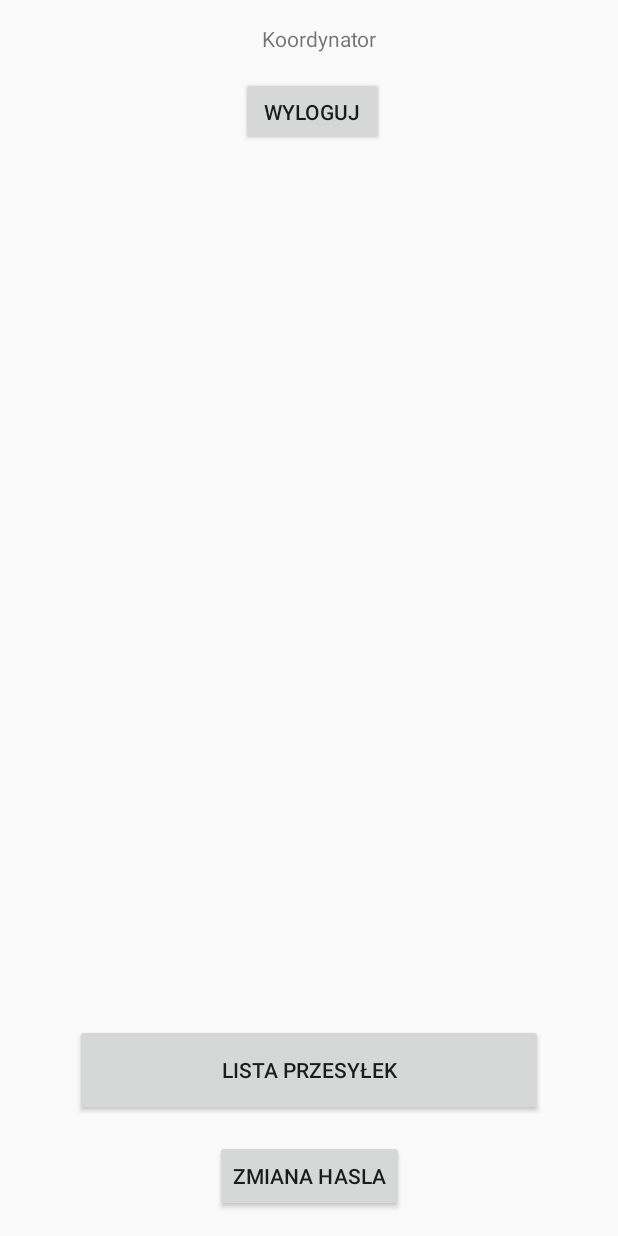
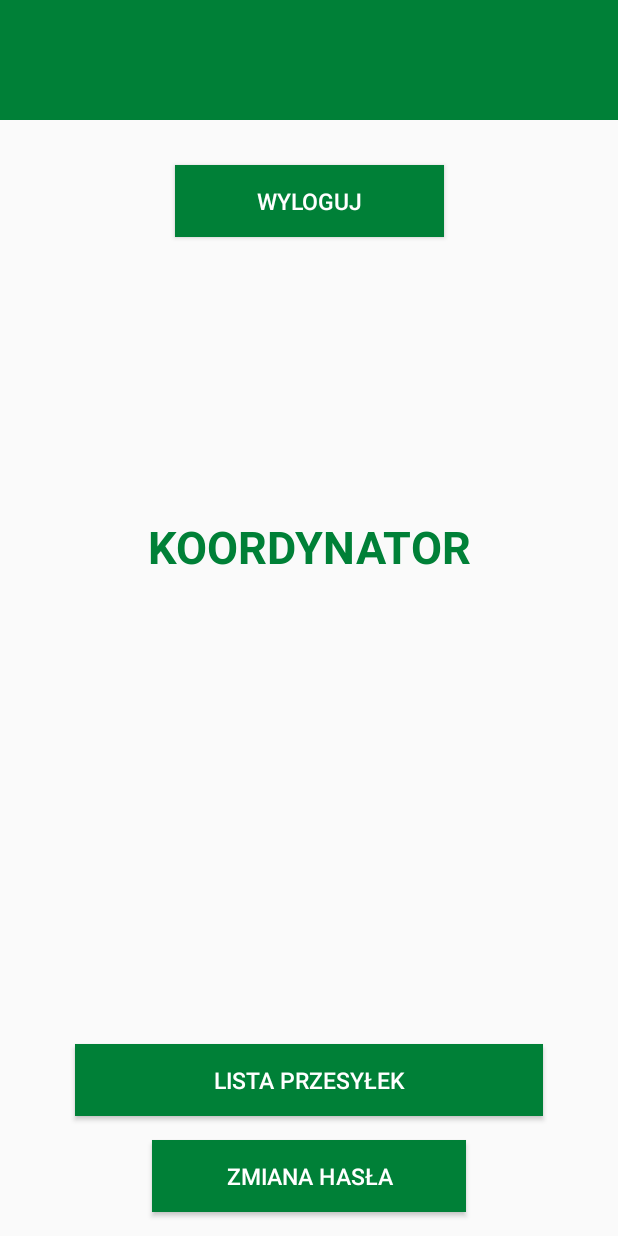
Before and after one commit to Shvistak-Solutions/ParcelDelivery, an Android app: the CoordinatorActivity screen opened directly, with no data from a screen before it, on a phone screen of 412 x 824 dp. Run offline under Robolectric (Android 15) with nearby library versions, the phone set to English and light mode, and no system bars.

Commit message:
Forgot password and main coordinator activity design + small fixes

```diff
--- a/ParcelDelivery/app/src/main/java/com/example/ParcelDelivery/ui/password_reset/ForgotPasswordActivity.java
+++ b/ParcelDelivery/app/src/main/java/com/example/ParcelDelivery/ui/password_reset/ForgotPasswordActivity.java
@@ -41,7 +41,7 @@ public class ForgotPasswordActivity extends AppCompatActivity {
         newPasswordSign = (TextView)findViewById(R.id.ID_NEW_PASSWORD_TEXT);
         newPasswordSign.setVisibility(View.INVISIBLE);
         note = (TextView)findViewById(R.id.ID_NOTE);
-        note.setText("Po podaniu prawidlowego adresu email i kliknieciu klawisza resetujacego haslo zostanie wygenerowany nowy kod");
+        note.setText("Po podaniu prawidłowego adresu email i kliknięciu klawisza resetującego hasło, zostanie wygenerowany nowy kod");
         //email = (EditText)
 
 
@@ -82,12 +82,12 @@ public class ForgotPasswordActivity extends AppCompatActivity {
             passwordPrint.setVisibility(View.VISIBLE);
             passwordPrint.setTextSize(35);
             passwordPrint.setText(password2);
-            Toast.makeText(this,"Powroc do strony logowania i zaloguj sie za pomoca nowego hasla",Toast.LENGTH_LONG).show();
+            Toast.makeText(this,"Powróć do strony logowania i zaloguj się za pomocą nowego hasła", Toast.LENGTH_LONG).show();
 
 
         }
         else {
-            Toast.makeText(this,"Nieprawidlowy adres email",Toast.LENGTH_LONG).show();
+            Toast.makeText(this,"Nieprawidłowy adres email", Toast.LENGTH_LONG).show();
             return;
 
         }
--- a/ParcelDelivery/app/src/main/res/layout/activity_coordinator.xml
+++ b/ParcelDelivery/app/src/main/res/layout/activity_coordinator.xml
@@ -6,24 +6,10 @@
     android:layout_height="match_parent"
     tools:context=".ui.coordinator.CoordinatorActivity">
 
-    <TextView
-        android:id="@+id/textSalaryRateText"
-        android:layout_width="wrap_content"
-        android:layout_height="wrap_content"
-        android:layout_marginStart="173dp"
-        android:layout_marginLeft="173dp"
-        android:layout_marginTop="16dp"
-        android:layout_marginEnd="159dp"
-        android:layout_marginRight="159dp"
-        android:text="Koordynator"
-        app:layout_constraintEnd_toEndOf="parent"
-        app:layout_constraintStart_toStartOf="parent"
-        app:layout_constraintTop_toTopOf="parent" />
-
     <Button
         android:id="@+id/buttonParcelList"
+        style="@style/buttonGreen"
         android:layout_width="312dp"
-        android:layout_height="61dp"
         android:layout_marginStart="16dp"
         android:layout_marginEnd="16dp"
         android:layout_marginBottom="80dp"
@@ -34,13 +20,13 @@
 
     <Button
         android:id="@+id/ID_CHANGE_PASSWORD"
-        android:layout_width="wrap_content"
-        android:layout_height="wrap_content"
-        android:layout_marginStart="105dp"
+        style="@style/buttonGreen"
+        android:layout_width="209dp"
+        android:layout_marginStart="90dp"
         android:layout_marginTop="15dp"
-        android:layout_marginEnd="105dp"
+        android:layout_marginEnd="90dp"
         android:layout_marginBottom="15dp"
-        android:text="ZMIANA HASLA"
+        android:text="ZMIANA HASŁA"
         app:layout_constraintBottom_toBottomOf="parent"
         app:layout_constraintEnd_toEndOf="parent"
         app:layout_constraintStart_toStartOf="parent"
@@ -48,14 +34,32 @@
 
     <Button
         android:id="@+id/buttonLogoutCoord"
-        android:layout_width="95dp"
-        android:layout_height="46dp"
+        style="@style/buttonGreen"
         android:layout_marginStart="164dp"
-        android:layout_marginTop="16dp"
+        android:layout_marginTop="30dp"
         android:layout_marginEnd="159dp"
         android:text="Wyloguj"
         app:layout_constraintEnd_toEndOf="parent"
+        app:layout_constraintHorizontal_bias="0.527"
         app:layout_constraintStart_toStartOf="parent"
-        app:layout_constraintTop_toBottomOf="@+id/textSalaryRateText" />
+        app:layout_constraintTop_toBottomOf="@+id/textView5" />
+
+    <TextView
+        style="@style/headerBackgroundGreen"
+        android:id="@+id/textView5"
+        app:layout_constraintEnd_toEndOf="parent"
+        app:layout_constraintStart_toStartOf="parent"
+        app:layout_constraintTop_toTopOf="parent" />
+
+    <TextView
+        style="@style/headerWhite"
+        android:layout_marginStart="95dp"
+        android:layout_marginTop="186dp"
+        android:layout_marginEnd="95dp"
+        android:text="Koordynator"
+        android:textColor="@color/colorPrimary"
+        app:layout_constraintEnd_toEndOf="parent"
+        app:layout_constraintStart_toStartOf="parent"
+        app:layout_constraintTop_toBottomOf="@+id/buttonLogoutCoord" />
 
 </androidx.constraintlayout.widget.ConstraintLayout>
--- a/ParcelDelivery/app/src/main/res/values/styles.xml
+++ b/ParcelDelivery/app/src/main/res/values/styles.xml
@@ -8,4 +8,45 @@
         <item name="colorAccent">@color/colorAccent</item>
     </style>
 
+    <style name="buttonGreen">
+        <item name="android:layout_width">179dp</item>
+        <item name="android:layout_height">wrap_content</item>
+        <item name="android:background">@color/colorPrimary</item>
+        <item name="android:textColor">#FFFFFF</item>
+        <item name="android:textSize">15sp</item>
+    </style>
+
+    <style name="textFieldGreen">
+        <item name="android:gravity">center</item>
+        <item name="android:layout_height">wrap_content</item>
+        <item name="android:layout_width">wrap_content</item>
+        <item name="android:textColor">@color/colorPrimary</item>
+        <item name="android:textSize">15sp</item>
+    </style>
+
+    <style name="headerWhite">
+        <item name="android:gravity">center</item>
+        <item name="android:layout_width">wrap_content</item>
+        <item name="android:layout_height">wrap_content</item>
+        <item name="android:textColor">#ffffff</item>
+        <item name="android:textSize">30sp</item>
+        <item name="android:textAllCaps">true</item>
+        <item name="android:textStyle">bold</item>
+    </style>
+
+    <style name="headerBackgroundGreen">
+        <item name="android:gravity">center</item>
+        <item name="android:layout_width">415dp</item>
+        <item name="android:layout_height">80dp</item>
+        <item name="android:background">@color/colorPrimary</item>
+    </style>
+
+    <style name="editTextField">
+        <item name="android:gravity">center</item>
+        <item name="android:layout_width">279dp</item>
+        <item name="android:layout_height">wrap_content</item>
+        <item name="android:textColorHint">@color/colorPrimary</item>
+        <item name="android:textColor">@color/colorPrimary</item>
+    </style>
+
 </resources>
```
Also changed, not shown: ParcelDelivery/app/src/main/res/layout/activity_forgot_password.xml (+29 -34 lines), ParcelDelivery/app/src/main/res/layout/activity_main.xml (+4 -17 lines).
